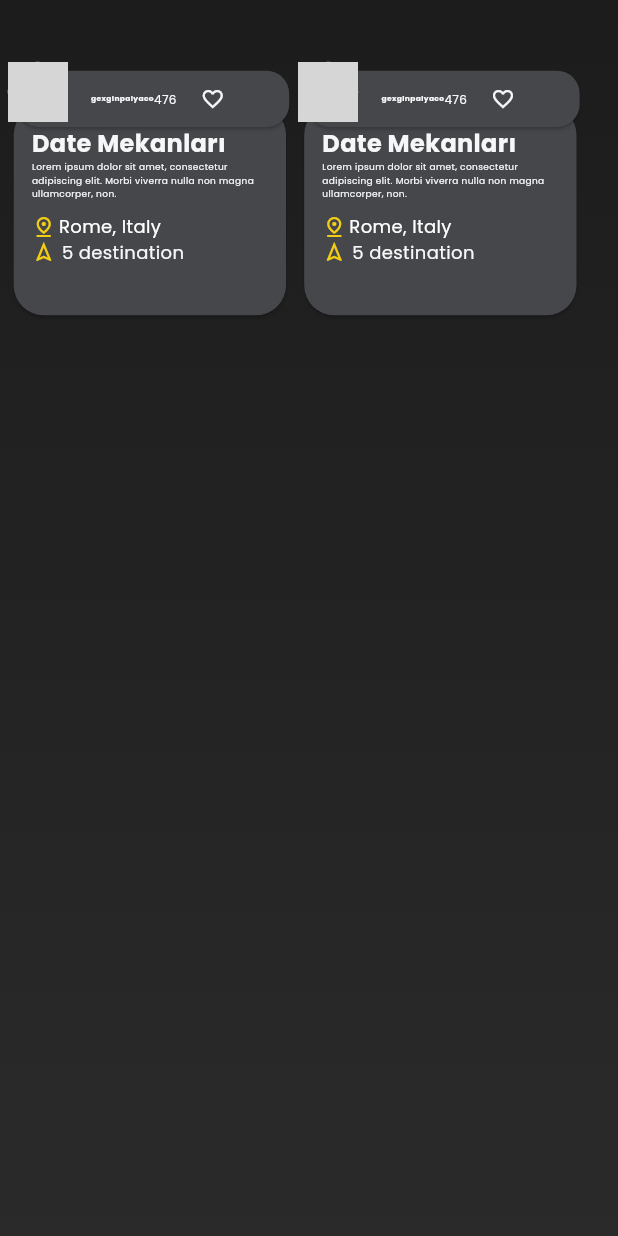
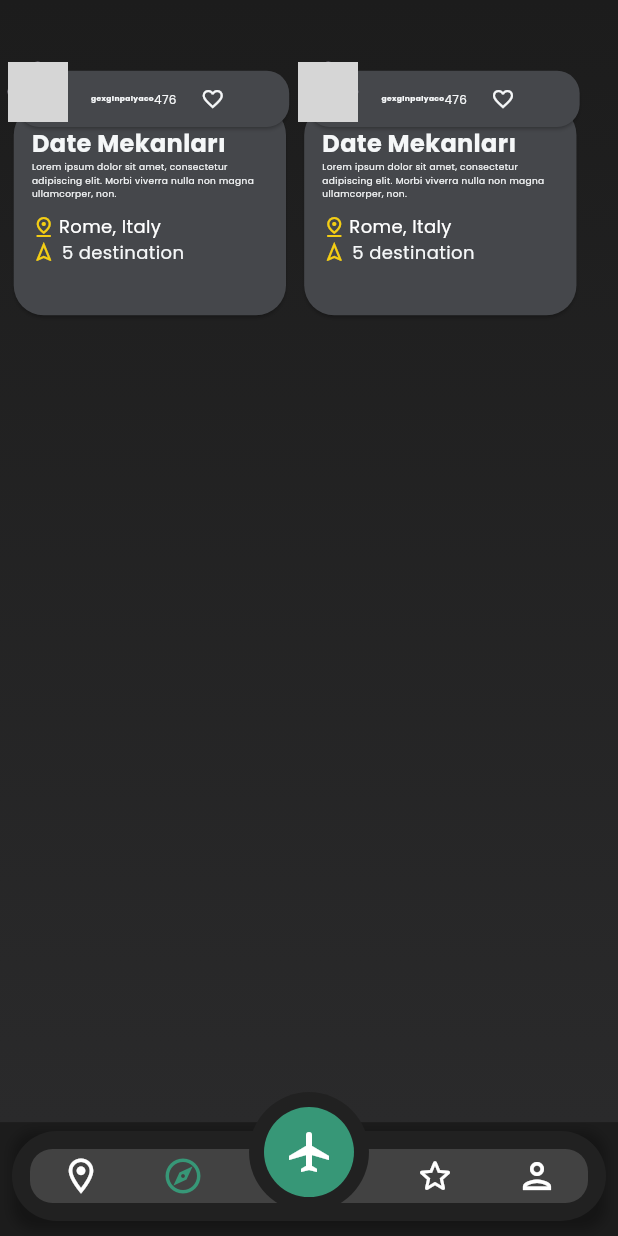
Before and after one commit to mobileprogramm536/Milestone, a Flutter app: the ExploreMorePage screen opened directly, on a phone screen of 412 x 824 dp. Run offline on Flutter 3.47's test engine with Material 3 defaults, Android fonts, the phone set to English and light mode, and no system bars; our stand-ins replace cloud_firestore, eva_icons_flutter, firebase_auth, firebase_core, google_maps_flutter, google_sign_in; missing offline and left inert: countries_world_map, flutter_google_places, google_maps_webservice; accounts and stored records are empty; network calls fail; grey boxes are pictures that could not be loaded.

Commit message:
güncelle

```diff
--- a/lib/pages/exploreMore_page.dart
+++ b/lib/pages/exploreMore_page.dart
@@ -1,12 +1,8 @@
 import 'package:flutter/material.dart';
 import 'package:milestone/cards/exploreMore_page_card.dart';
-import 'package:milestone/pages/singIn_page.dart';
-
-import '../buttons/signIn_button.dart';
-import '../cards/explore_page_card.dart';
-import '../services/auth_service.dart';
 import '../theme/app_theme.dart';
 import '../theme/colors.dart';
+import '../widgets/custom_navbar.dart';
 
 class ExploreMorePage extends StatefulWidget {
   const ExploreMorePage({super.key});
@@ -16,9 +12,16 @@ class ExploreMorePage extends StatefulWidget {
 }
 
 class _ExploreMorePageState extends State<ExploreMorePage> {
+  int _selectedIndex = 1;
+
+  void _onNavBarItemSelected(int index) {
+    setState(() {
+      _selectedIndex = index;
+    });
+    print('Selected Index: $index');
+  }
 
   @override
-
   Widget build(BuildContext context) {
     SearchController search = SearchController();
     final height = MediaQuery.of(context).size.height;
@@ -38,40 +41,65 @@ class _ExploreMorePageState extends State<ExploreMorePage> {
                 height: height * 0.05,
               ),
               Container(
-                  width: width*0.975,
-                  height: height*0.7,
-                  child: ListView(
-                      children: [
+                width: width * 0.975,
+                height: height * 0.7,
+                child: Center(
+                  child: ListView(children: [
                     Row(
                       children: [
                         ExploremorePageCard(
                           title: 'Date Mekanları',
-                              description: 'Lorem ipsum dolor sit amet, consectetur adipiscing elit. Morbi viverra nulla non magna ullamcorper, non.',
+                          description:
+                              'Lorem ipsum dolor sit amet, consectetur adipiscing elit. Morbi viverra nulla non magna ullamcorper, non.',
                           location: 'Rome, Italy',
-                              imageUrl: 'https://via.placeholder.com/60', // Replace with actual image URL
+                          imageUrl:
+                              'https://via.placeholder.com/60', // Replace with actual image URL
                           destinations: 5,
                           duration: '3 hours',
                           likes: 476,
                         ),
                         ExploremorePageCard(
                           title: 'Date Mekanları',
-                              description: 'Lorem ipsum dolor sit amet, consectetur adipiscing elit. Morbi viverra nulla non magna ullamcorper, non.',
+                          description:
+                              'Lorem ipsum dolor sit amet, consectetur adipiscing elit. Morbi viverra nulla non magna ullamcorper, non.',
                           location: 'Rome, Italy',
-                              imageUrl: 'https://via.placeholder.com/60', // Replace with actual image URL
+                          imageUrl:
+                              'https://via.placeholder.com/60', // Replace with actual image URL
                           destinations: 5,
                           duration: '3 hours',
                           likes: 476,
                         ),
                       ],
                     )
-
-                      ]
+                  ]),
                 ),
               ),
             ],
           ),
         ),
-        )
+      ),
+      bottomNavigationBar: Padding(
+        padding: const EdgeInsets.only(right: 8.0, left: 8.0, bottom: 10.0),
+        child: Container(
+          height: height * 0.08, // Reduced height for a sleeker design
+          decoration: BoxDecoration(
+            color: Colors.transparent,
+            // Replace with AppColors if needed
+            borderRadius: BorderRadius.circular(16.0), // Rounded corners
+            boxShadow: [
+              BoxShadow(
+                color: Colors.black26,
+                blurRadius: 6.0,
+                offset: Offset(0, 6), // Subtle shadow effect
+              ),
+            ],
+          ),
+          child: CustomNavBar(
+            onItemSelected: _onNavBarItemSelected,
+            selectedIndex: _selectedIndex,
+          ),
+        ),
+      ),
     );
   }
 }
```
Also changed, not shown: lib/cards/explore_page_card.dart (+10 -13 lines), lib/main.dart (+6 -1 lines), lib/pages/explore_page.dart (+57 -28 lines), lib/pages/savedRoutesPage.dart (+0 -64 lines), lib/pages/singIn_page.dart (+5 -3 lines), lib/services/route_service.dart (+29 -34 lines). Lines whose indentation alone changed are shown as unchanged.
